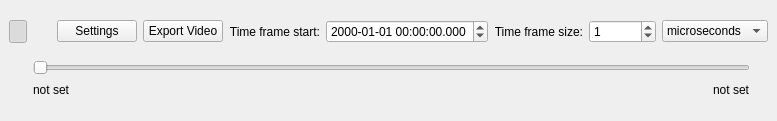
Above: dockwidget2.ui from anitagraser/TimeManager before the change. Below: the same form after it.
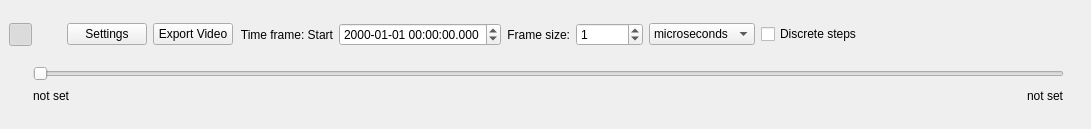
That is the form after the change. Icons and pictures are not drawn.

Commit message:
working ticks in slider, Working tickbox for 'discreteTimeStep'
- tickbox will hide in archeo mode
- one big test added to find 'discrete' extents
- TODO: using ruler for months/years does not show nice discrete currenttime's
- TODO: add gui tests

Patch:
```diff
--- a/dockwidget2.ui
+++ b/dockwidget2.ui
@@ -6,8 +6,8 @@
    <rect>
     <x>0</x>
     <y>0</y>
-    <width>720</width>
-    <height>121</height>
+    <width>1091</width>
+    <height>129</height>
    </rect>
   </property>
   <property name="sizePolicy">
@@ -18,8 +18,8 @@
   </property>
   <property name="minimumSize">
    <size>
-    <width>720</width>
-    <height>121</height>
+    <width>1091</width>
+    <height>129</height>
    </size>
   </property>
   <property name="windowTitle">
@@ -157,7 +157,7 @@
       <item>
        <widget class="QLabel" name="label_2">
         <property name="text">
-         <string>Time frame start:</string>
+         <string>Time frame: Start</string>
         </property>
         <property name="alignment">
          <set>Qt::AlignRight|Qt::AlignTrailing|Qt::AlignVCenter</set>
@@ -174,7 +174,7 @@
       <item>
        <widget class="QLabel" name="label">
         <property name="text">
-         <string>Time frame size:</string>
+         <string>Frame size:</string>
         </property>
         <property name="alignment">
          <set>Qt::AlignRight|Qt::AlignTrailing|Qt::AlignVCenter</set>
@@ -243,6 +243,13 @@
         </item>
        </widget>
       </item>
+      <item>
+       <widget class="QCheckBox" name="checkBoxDiscrete">
+        <property name="text">
+         <string>Discrete steps</string>
+        </property>
+       </widget>
+      </item>
       <item>
        <spacer name="horizontalSpacer_2">
         <property name="orientation">
```
The commit also changes 8 other files.
